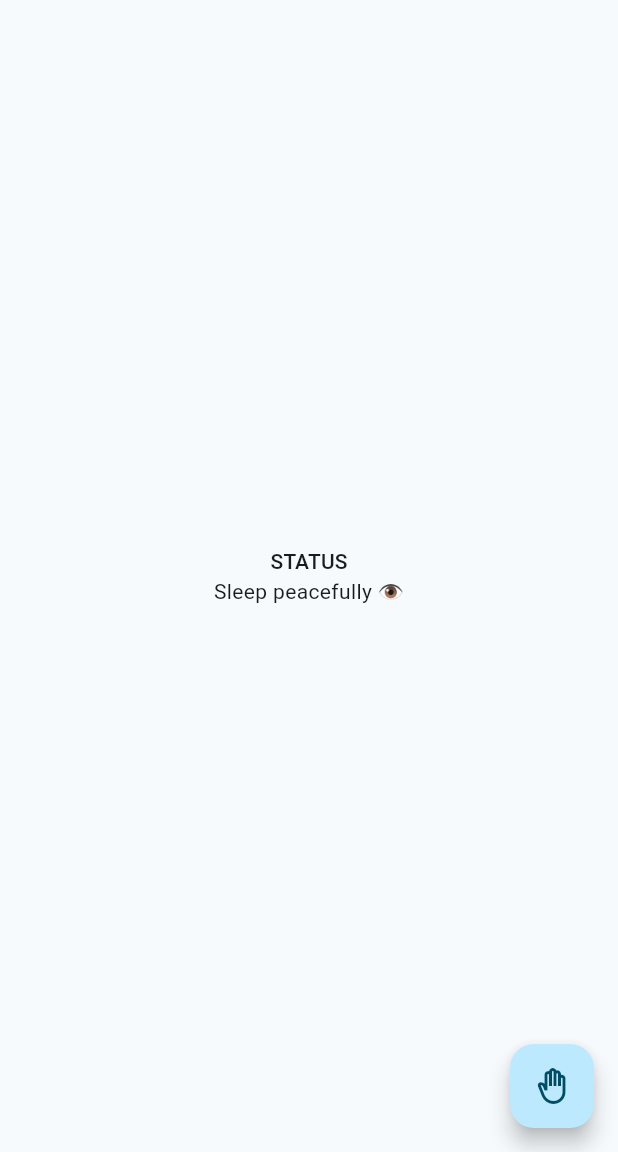
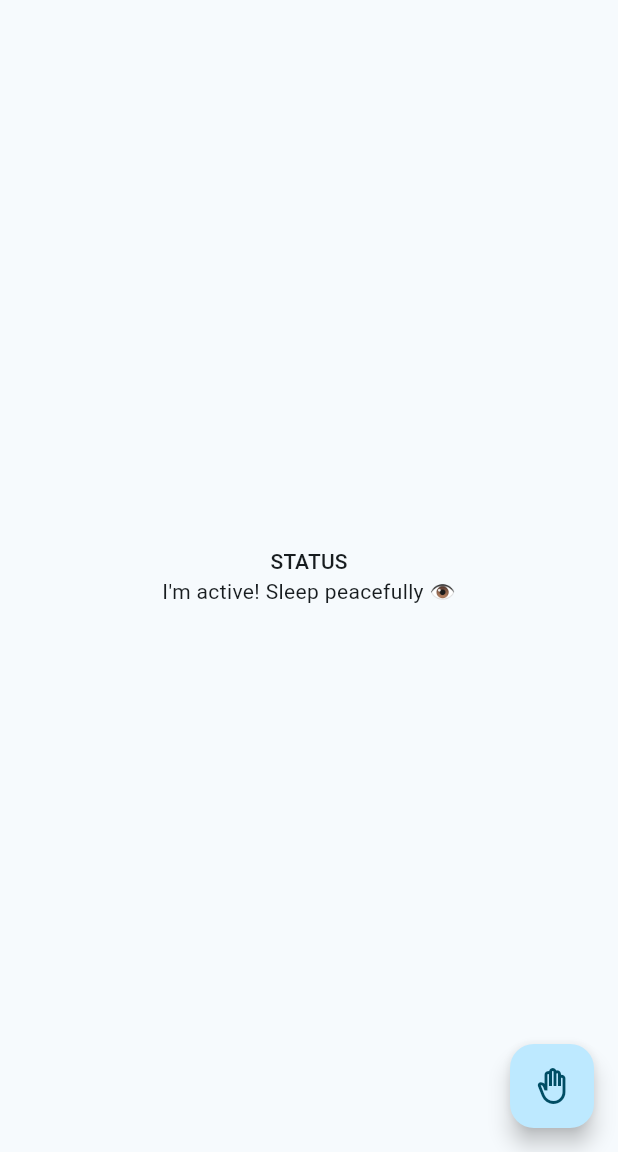
Before and after one commit to rohanbari/watcheye, a Flutter app: the screen it shows after launch, after a tap on the "notification add" icon, on a phone screen of 412 x 824 dp, the part 84-1236 px from its top. Run offline on Flutter 3.47's test engine with Material 3 defaults, Android fonts, the light colour scheme and no system bars; our stand-ins replace audioplayers, sensors_plus.

Commit message:
Added basic documentation

```diff
--- a/lib/constants.dart
+++ b/lib/constants.dart
@@ -2,7 +2,9 @@
  * Copyright (c) 2025 Rohan Bari <rohanbari@outlook.com>
  */
 
+/// Contains necessary project-level constants.
 class Constants {
   static const appName = 'WatchEye';
   static const appVersion = 1.0;
+  static const senseCoefficient = 8.0;
 }
--- a/lib/main.dart
+++ b/lib/main.dart
@@ -2,6 +2,7 @@ import 'package:flutter/material.dart';
 import 'package:watcheye/constants.dart';
 import 'package:watcheye/views/home_page.dart';
 
+/// Entry-point of the application.
 void main() => runApp(const App());
 
 class App extends StatelessWidget {
--- a/lib/views/home_page.dart
+++ b/lib/views/home_page.dart
@@ -10,6 +10,7 @@ import 'package:flutter/material.dart';
 import 'package:sensors_plus/sensors_plus.dart';
 import 'package:watcheye/constants.dart';
 
+/// Home Page: The Main Screen
 class HomePage extends StatefulWidget {
   const HomePage({super.key});
 
@@ -37,15 +38,20 @@ class _HomePageState extends State<HomePage> {
           mainAxisAlignment: MainAxisAlignment.center,
           children: [
             Text('STATUS', style: Theme.of(context).textTheme.titleSmall),
-            Text(_isActive ? 'Sleep peacefully 👁️' : 'Currently inactive 😴'),
+            Text(
+              _isActive
+                  ? 'I\'m active! Sleep peacefully 👁️'
+                  : 'Currently inactive 😴',
+            ),
           ],
         ),
       ),
       floatingActionButton: FloatingActionButton(
         onPressed: () {
           setState(() {
+            // Toggle the flag and initiate monitoring if it was inactive
             _isActive = !_isActive;
-            if (_isActive) {
+            if (!_isActive) {
               _initMonitoring();
             }
 
@@ -67,7 +73,8 @@ class _HomePageState extends State<HomePage> {
         event.x * event.x + event.y * event.y + event.z * event.z,
       );
 
-      if (magnitude > 12 && _isActive) {
+      // Lesser the coefficient, more the sensitivity
+      if (magnitude > Constants.senseCoefficient && _isActive) {
         _triggerBeep();
       }
     });
```
